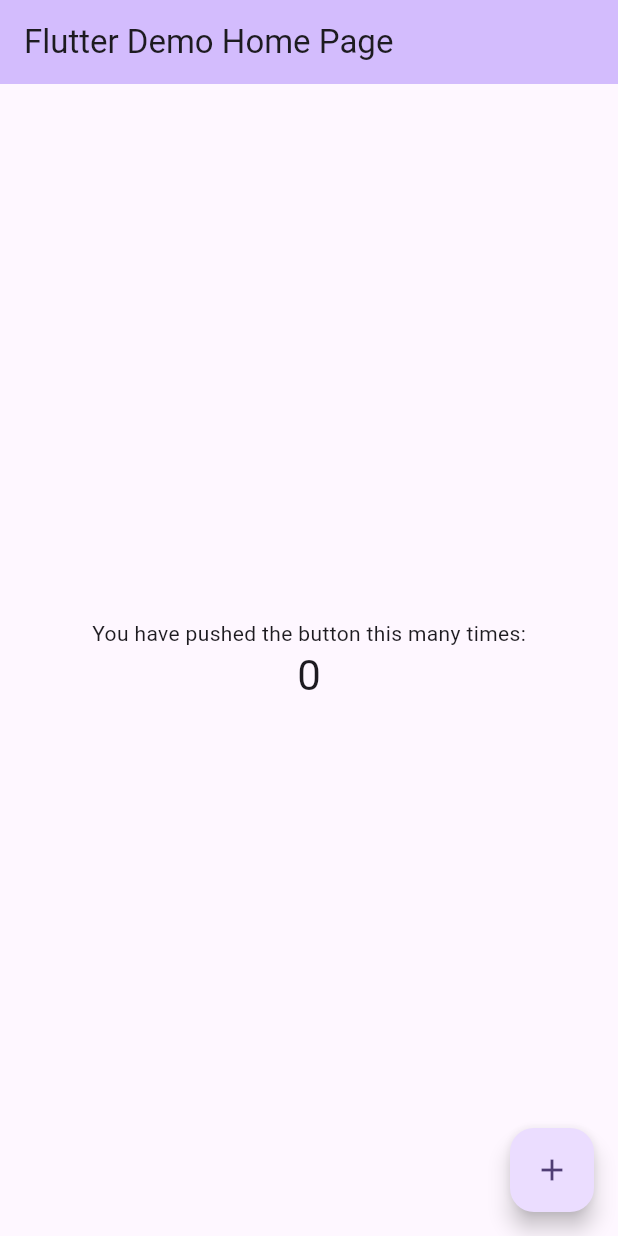
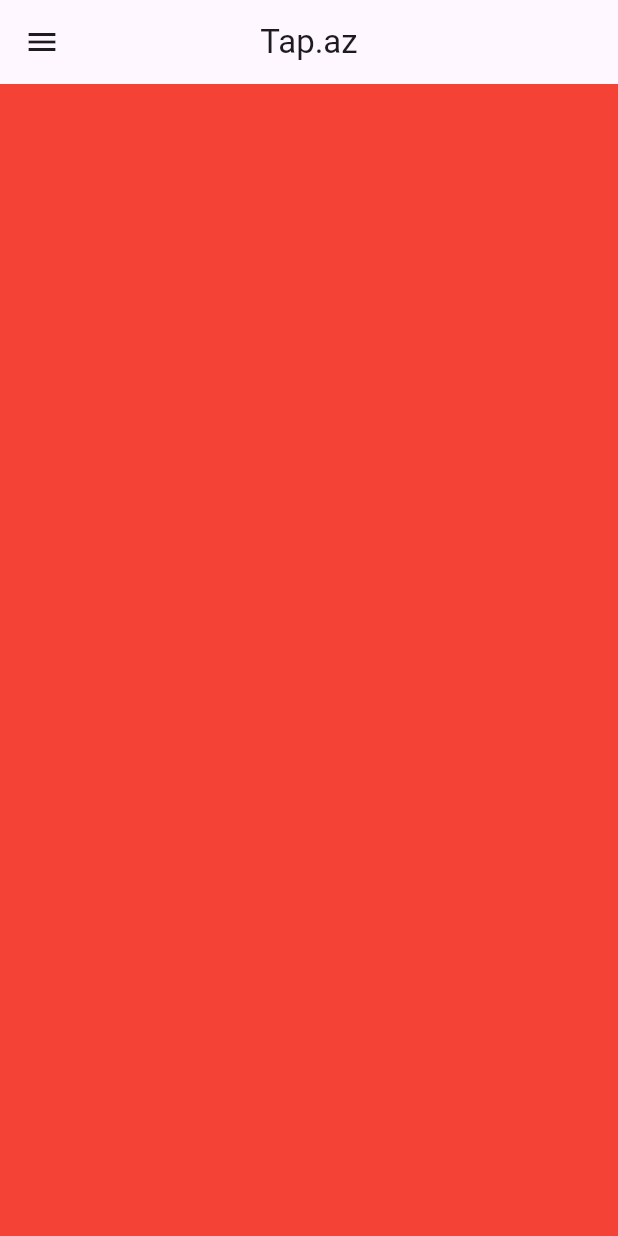
Before and after one commit to nicatguliyev/tap_az_test, a Flutter app: the screen it shows after launch, on a phone screen of 412 x 824 dp. Run offline on Flutter 3.47's test engine with Material 3 defaults, Android fonts, the phone set to English and light mode, and no system bars.

Commit message:
slide menu created

```diff
--- /dev/null
+++ b/lib/flutter_playground/animations_example.dart
@@ -0,0 +1,113 @@
+import 'package:flutter/material.dart';
+import 'package:tap_az_test/pages/menu_screen.dart';
+
+class Animation3 extends StatefulWidget {
+  const Animation3({super.key});
+
+  @override
+  State<Animation3> createState() {
+    return Animation3State();
+  }
+}
+
+class Animation3State extends State<Animation3> {
+  var updatedX = 0.0;
+  var startedX = 0.0;
+  var endX = 0.0;
+  var isOpened = false;
+  var delta = 0.0;
+  var isVertialScrolled = false;
+
+  var duration = const Duration(milliseconds: 100);
+  @override
+  Widget build(BuildContext context) {
+    double width = MediaQuery.of(context).size.width;
+    double height = MediaQuery.of(context).size.height;
+    return Scaffold(
+      body: GestureDetector(
+        onVerticalDragUpdate: (details) => {},
+        onTap: () => {},
+        onHorizontalDragStart: (details) {
+          setState(() {
+            startedX = details.globalPosition.dx;
+          });
+        },
+        onHorizontalDragEnd: (details) {
+          setState(() {
+            if (updatedX < 0.35 * width) {
+              updatedX = 0.0;
+            } else {
+              updatedX = 0.75 * width;
+            }
+            if (updatedX == 0.75 * width) {
+              isOpened = true;
+            }
+            if (updatedX == 0.0) {
+              isOpened = false;
+            }
+          });
+        },
+        onHorizontalDragUpdate: (details) {
+          setState(() {
+            if (details.globalPosition.dx <= 0.75 * width) {
+              if (startedX <= 30 ||
+                  (isOpened == true &&
+                      (details.primaryDelta! < -0.5 ||
+                          details.primaryDelta! > 0.5))) {
+                updatedX =
+                    details.globalPosition.dx + details.primaryDelta!;
+              }
+            }
+          });
+        },
+        child: Stack(children: [
+          Positioned(
+            top: 0,
+            left: -0.75 * width,
+            child: AnimatedContainer(
+              duration: duration,
+              transform: Matrix4.translationValues(updatedX, 0, 0),
+              child: Row(
+                children: [
+                  Container(
+                    height: height,
+                    width: 0.75 * width,
+                    color: Colors.green,
+                    child: MenuScreen(),
+                  ),
+                  Container(
+                      height: height,
+                      width: width,
+                      color: Colors.red,
+                      child: SingleChildScrollView(
+                        child: Column(
+                          children: [
+                            AppBar(
+                                title: const Text("Tap.az"),
+                                centerTitle: true,
+                                leading: IconButton(
+                                  icon: Icon(Icons.menu),
+                                  onPressed: () {
+                                    setState(() {
+                                      if (isOpened) {
+                                        updatedX = 0.0;
+                                        isOpened = false;
+                                      } else {
+                                        updatedX = 0.75 * width;
+                                        isOpened = true;
+                                      }
+                                    });
+                                  },
+                                ))
+                          ],
+                        ),
+                      ))
+                ],
+              ),
+            ),
+          ),
+        ]),
+      ),
+    );
+  }
+}
--- a/lib/main.dart
+++ b/lib/main.dart
@@ -1,4 +1,7 @@
 import 'package:flutter/material.dart';
+import 'package:tap_az_test/flutter_playground/animations_example.dart';
+import 'package:tap_az_test/flutter_playground/drawer_example.dart';
+import 'package:tap_az_test/flutter_playground/gesture_detector.dart';
 
 void main() {
   runApp(const MyApp());
@@ -7,119 +10,10 @@ void main() {
 class MyApp extends StatelessWidget {
   const MyApp({super.key});
 
-  // This widget is the root of your application.
   @override
   Widget build(BuildContext context) {
-    return MaterialApp(
-      title: 'Flutter Demo',
-      theme: ThemeData(
-        // This is the theme of your application.
-        //
-        // TRY THIS: Try running your application with "flutter run". You'll see
-        // the application has a purple toolbar. Then, without quitting the app,
-        // try changing the seedColor in the colorScheme below to Colors.green
-        // and then invoke "hot reload" (save your changes or press the "hot
-        // reload" button in a Flutter-supported IDE, or press "r" if you used
-        // the command line to start the app).
-        //
-        // Notice that the counter didn't reset back to zero; the application
-        // state is not lost during the reload. To reset the state, use hot
-        // restart instead.
-        //
-        // This works for code too, not just values: Most code changes can be
-        // tested with just a hot reload.
-        colorScheme: ColorScheme.fromSeed(seedColor: Colors.deepPurple),
-        useMaterial3: true,
-      ),
-      home: const MyHomePage(title: 'Flutter Demo Home Page'),
+    return  const  MaterialApp(
+      home: Animation3(),
     );
   }
 }
-
-class MyHomePage extends StatefulWidget {
-  const MyHomePage({super.key, required this.title});
-
-  // This widget is the home page of your application. It is stateful, meaning
-  // that it has a State object (defined below) that contains fields that affect
-  // how it looks.
-
-  // This class is the configuration for the state. It holds the values (in this
-  // case the title) provided by the parent (in this case the App widget) and
-  // used by the build method of the State. Fields in a Widget subclass are
-  // always marked "final".
-
-  final String title;
-
-  @override
-  State<MyHomePage> createState() => _MyHomePageState();
-}
-
-class _MyHomePageState extends State<MyHomePage> {
-  int _counter = 0;
-
-  void _incrementCounter() {
-    setState(() {
-      // This call to setState tells the Flutter framework that something has
-      // changed in this State, which causes it to rerun the build method below
-      // so that the display can reflect the updated values. If we changed
-      // _counter without calling setState(), then the build method would not be
-      // called again, and so nothing would appear to happen.
-      _counter++;
-    });
-  }
-
-  @override
-  Widget build(BuildContext context) {
-    // This method is rerun every time setState is called, for instance as done
-    // by the _incrementCounter method above.
-    //
-    // The Flutter framework has been optimized to make rerunning build methods
-    // fast, so that you can just rebuild anything that needs updating rather
-    // than having to individually change instances of widgets.
-    return Scaffold(
-      appBar: AppBar(
-        // TRY THIS: Try changing the color here to a specific color (to
-        // Colors.amber, perhaps?) and trigger a hot reload to see the AppBar
-        // change color while the other colors stay the same.
-        backgroundColor: Theme.of(context).colorScheme.inversePrimary,
-        // Here we take the value from the MyHomePage object that was created by
-        // the App.build method, and use it to set our appbar title.
-        title: Text(widget.title),
-      ),
-      body: Center(
-        // Center is a layout widget. It takes a single child and positions it
-        // in the middle of the parent.
-        child: Column(
-          // Column is also a layout widget. It takes a list of children and
-          // arranges them vertically. By default, it sizes itself to fit its
-          // children horizontally, and tries to be as tall as its parent.
-          //
-          // Column has various properties to control how it sizes itself and
-          // how it positions its children. Here we use mainAxisAlignment to
-          // center the children vertically; the main axis here is the vertical
-          // axis because Columns are vertical (the cross axis would be
-          // horizontal).
-          //
-          // TRY THIS: Invoke "debug painting" (choose the "Toggle Debug Paint"
-          // action in the IDE, or press "p" in the console), to see the
-          // wireframe for each widget.
-          mainAxisAlignment: MainAxisAlignment.center,
-          children: <Widget>[
-            const Text(
-              'You have pushed the button this many times:',
-            ),
-            Text(
-              '$_counter',
-              style: Theme.of(context).textTheme.headlineMedium,
-            ),
-          ],
-        ),
-      ),
-      floatingActionButton: FloatingActionButton(
-        onPressed: _incrementCounter,
-        tooltip: 'Increment',
-        child: const Icon(Icons.add),
-      ), // This trailing comma makes auto-formatting nicer for build methods.
-    );
-  }
-}
```
Also changed, not shown: lib/flutter_playground/drawer_example.dart (added, +52 -0 lines), lib/flutter_playground/gesture_detector.dart (added, +200 -0 lines), lib/flutter_playground/scrollview_example.dart (added, +23 -0 lines), lib/flutter_playground/widget_position.dart (added, +8 -0 lines), lib/pages/menu_screen.dart (added, +26 -0 lines).
